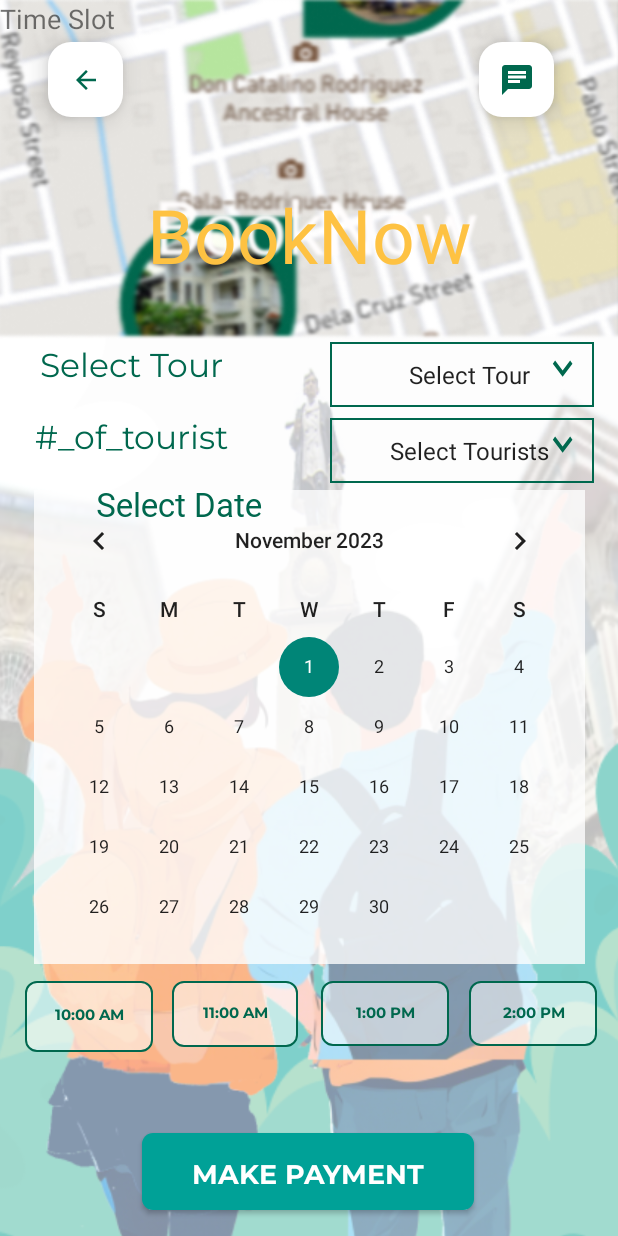
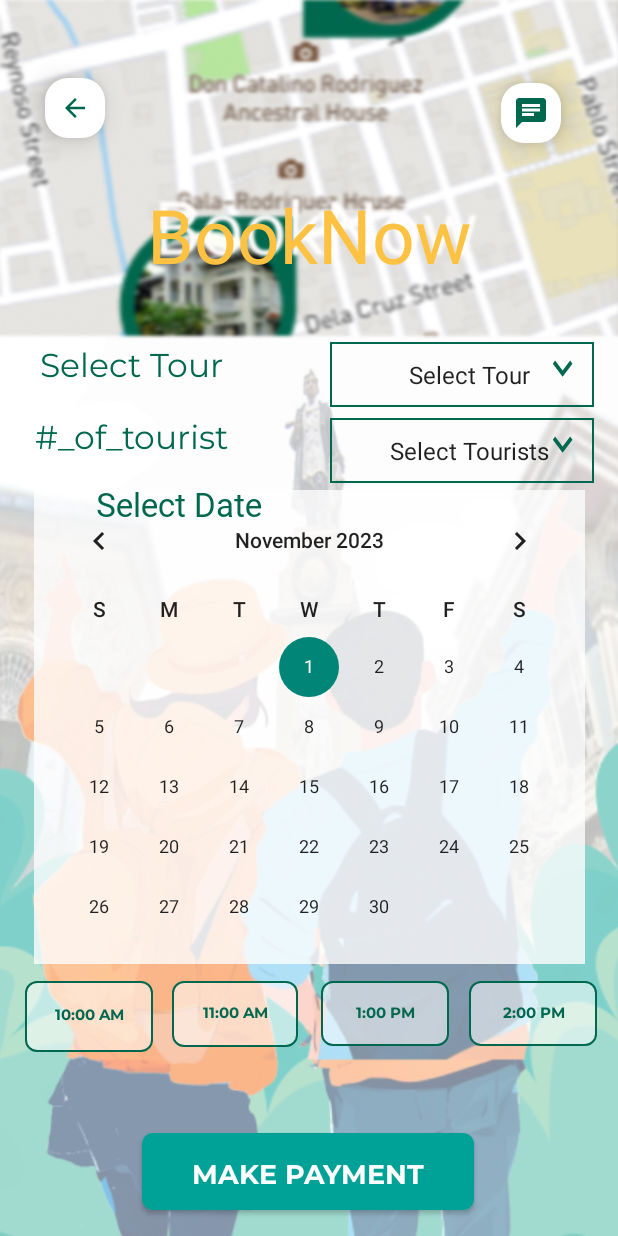
Before and after one commit to iTriii/Historiaya, an Android app: the BookNow screen opened directly, with no data from a screen before it, on a phone screen of 412 x 824 dp. Run offline under Robolectric (Android 15) with nearby library versions, the phone set to English and light mode, and no system bars; our stand-ins replace Firebase (no records; nobody signed in at launch, a user with empty details on screens opened directly); Roboto replaces fonts that are not available here.

Commit message:
updating booknow and chat

```diff
--- a/app/src/main/java/com/example/log_in/BookNow.java
+++ b/app/src/main/java/com/example/log_in/BookNow.java
@@ -92,6 +92,7 @@ public class BookNow extends AppCompatActivity {
             userDocRef.get().addOnCompleteListener(task -> {
                 if (task.isSuccessful()) {
 
+
                     Map<String, Object> bookingData = task
                             .getResult()
                             .getData();
@@ -103,7 +104,7 @@ public class BookNow extends AppCompatActivity {
 
                         userDocRef.update(bookingData).addOnSuccessListener(documentReference -> {
                             Toast.makeText(getApplicationContext(), "Booking updated", Toast.LENGTH_SHORT).show();
-                            startActivity(new Intent(getApplicationContext(), Payment.class));
+                            startActivity(new Intent(getApplicationContext(), PaymentDetails.class));
                         }).addOnFailureListener(exception -> {
                             Toast.makeText(getApplicationContext(), exception.getMessage(), Toast.LENGTH_SHORT).show();
                         });
@@ -121,7 +122,8 @@ public class BookNow extends AppCompatActivity {
                         });
                     }
                 } else {
-                    Toast.makeText(getApplicationContext(), "Select a Tour and total number of tourists", Toast.LENGTH_SHORT).show();
+                    // Handle the failure.
+                    Toast.makeText(getApplicationContext(), task.getException().getMessage(), Toast.LENGTH_SHORT).show();
                 }
             });
         }
--- a/app/src/main/res/layout/activity_book_now.xml
+++ b/app/src/main/res/layout/activity_book_now.xml
@@ -107,31 +107,36 @@
 
     <ImageButton
         android:id="@+id/backbtn"
-        android:layout_width="50dp"
-        android:layout_height="50dp"
-        android:layout_marginTop="28dp"
+
+        android:layout_width="40dp"
+        android:layout_height="40dp"
+        android:layout_marginStart="30dp"
+        android:layout_marginTop="52dp"
         android:background="@drawable/shadow"
         android:clickable="true"
         android:contentDescription="@string/BookNow"
         android:contextClickable="true"
         android:elevation="10dp"
-        android:padding="10dp"
+        android:longClickable="true"
         app:layout_constraintEnd_toEndOf="parent"
-        app:layout_constraintHorizontal_bias="0.088"
+        app:layout_constraintHorizontal_bias="0.0"
         app:layout_constraintStart_toStartOf="parent"
         app:layout_constraintTop_toTopOf="parent"
         app:srcCompat="@drawable/arrow_back" />
 
     <ImageButton
         android:id="@+id/chatbtn"
-        android:layout_width="50dp"
-        android:layout_height="50dp"
-        android:layout_marginTop="28dp"
+        android:layout_width="40dp"
+        android:layout_height="40dp"
+        android:layout_marginStart="45dp"
+        android:layout_marginTop="55dp"
         android:background="@drawable/shadow"
         android:clickable="true"
+        android:elevation="10dp"
+        android:longClickable="true"
         android:contentDescription="@string/BookNow"
         android:contextClickable="true"
-        android:elevation="10dp"
+
         android:padding="10dp"
         app:layout_constraintEnd_toEndOf="parent"
         app:layout_constraintHorizontal_bias="0.883"
@@ -261,20 +266,6 @@
         app:layout_constraintVertical_bias="0.01"
         tools:ignore="MissingConstraints" />
 
-    <androidx.recyclerview.widget.RecyclerView
-        android:id="@+id/recyclerView"
-        android:layout_width="match_parent"
-        android:layout_height="match_parent"
-        tools:layout_editor_absoluteX="-13dp"
-        tools:layout_editor_absoluteY="93dp" />
-
-    <TextView
-        android:id="@+id/timeSlotText"
-        android:layout_width="wrap_content"
-        android:layout_height="wrap_content"
-        android:text="Time Slot"
-        android:textSize="18sp"
-        tools:ignore="MissingConstraints" />
 
 
     <Button
```
Also changed, not shown: app/src/main/res/layout/activity_payment_details.xml (+9 -7 lines), app/src/main/res/layout/user_activity.xml (+7 -8 lines).
